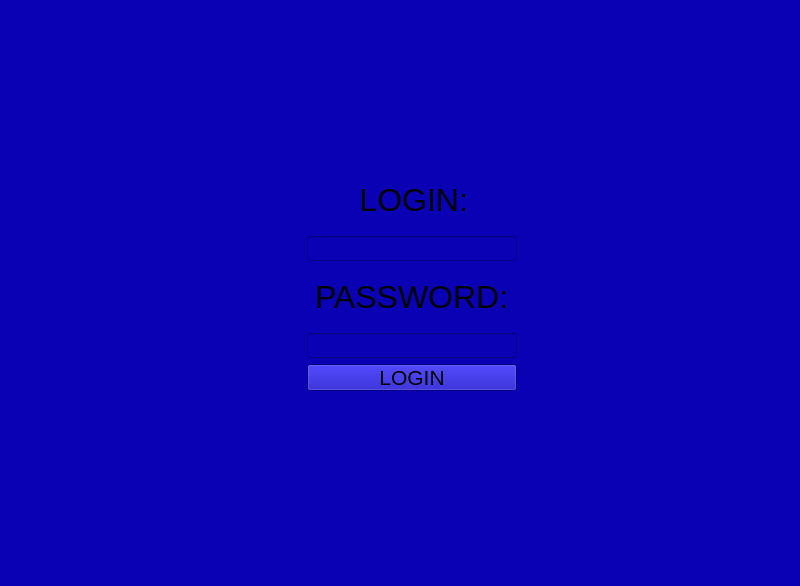
Before: the Qt Designer form mainwindow.ui in bkomarow1990/itstep_1kurs_kursowa, drawn with Qt 5.
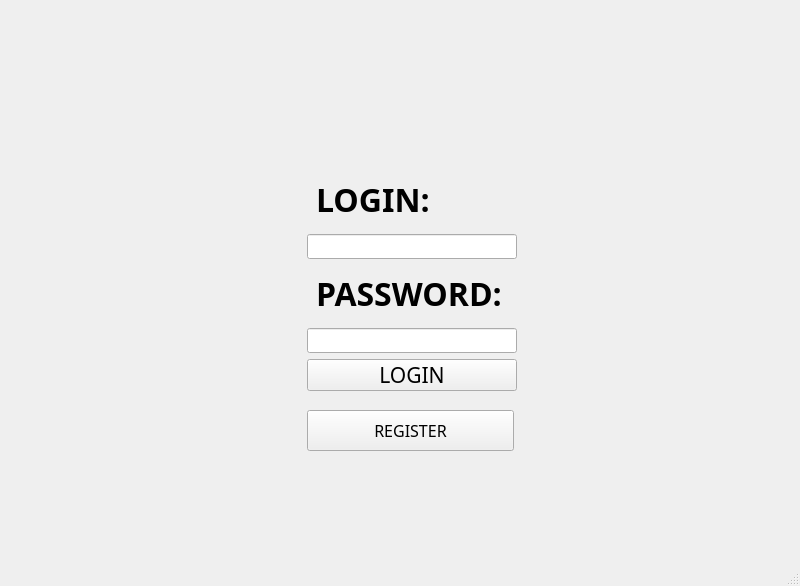
After: the same form once the commit is applied.

Patch:
```diff
--- a/mainwindow.ui
+++ b/mainwindow.ui
@@ -10,12 +10,23 @@
     <height>586</height>
    </rect>
   </property>
+  <property name="minimumSize">
+   <size>
+    <width>800</width>
+    <height>586</height>
+   </size>
+  </property>
+  <property name="maximumSize">
+   <size>
+    <width>800</width>
+    <height>586</height>
+   </size>
+  </property>
   <property name="windowTitle">
    <string>MainWindow</string>
   </property>
   <property name="styleSheet">
-   <string notr="true">background: rgb(10,0,180);
-background: linear-gradient(90deg, rgba(10,0,180,1) 0%, rgba(9,9,121,1) 35%, rgba(0,212,255,1) 100%);</string>
+   <string notr="true">text-align: center;</string>
   </property>
   <widget class="QWidget" name="centralwidget">
    <property name="styleSheet">
@@ -35,8 +46,10 @@
       <widget class="QLabel" name="login_label">
        <property name="font">
         <font>
-         <family>Arial</family>
+         <family>Bebas Neue</family>
          <pointsize>-1</pointsize>
+         <weight>75</weight>
+         <bold>true</bold>
         </font>
        </property>
        <property name="styleSheet">
@@ -44,7 +57,7 @@
 margin: 0 auto;</string>
        </property>
        <property name="text">
-        <string>     LOGIN:</string>
+        <string>LOGIN:</string>
        </property>
       </widget>
      </item>
@@ -71,8 +84,10 @@
       <widget class="QLabel" name="password_label">
        <property name="font">
         <font>
-         <family>Arial</family>
+         <family>Bebas Neue</family>
          <pointsize>-1</pointsize>
+         <weight>75</weight>
+         <bold>true</bold>
         </font>
        </property>
        <property name="styleSheet">
@@ -106,7 +121,7 @@
       <widget class="QPushButton" name="login_button">
        <property name="font">
         <font>
-         <family>Arial</family>
+         <family>Bebas Neue</family>
          <pointsize>16</pointsize>
         </font>
        </property>
@@ -123,6 +138,27 @@
      </item>
     </layout>
    </widget>
+   <widget class="QPushButton" name="Register_button">
+    <property name="geometry">
+     <rect>
+      <x>270</x>
+      <y>410</y>
+      <width>281</width>
+      <height>41</height>
+     </rect>
+    </property>
+    <property name="font">
+     <font>
+      <family>Bebas Neue</family>
+      <pointsize>12</pointsize>
+      <weight>50</weight>
+      <bold>false</bold>
+     </font>
+    </property>
+    <property name="text">
+     <string>REGISTER</string>
+    </property>
+   </widget>
   </widget>
   <widget class="QMenuBar" name="menubar">
    <property name="geometry">
```
Left out of the diff: 4 changed lines with no effect on the pictures.
